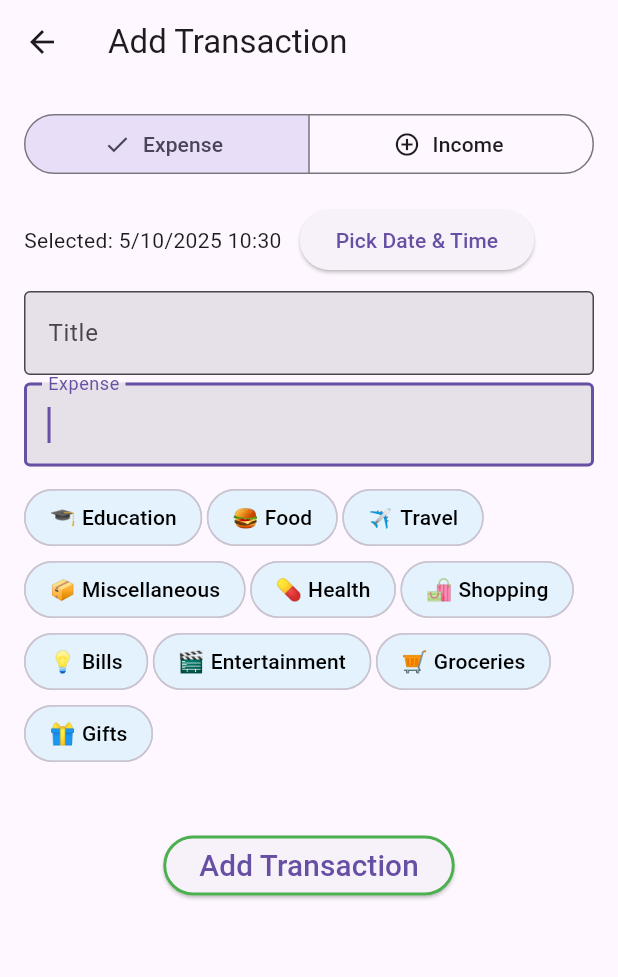
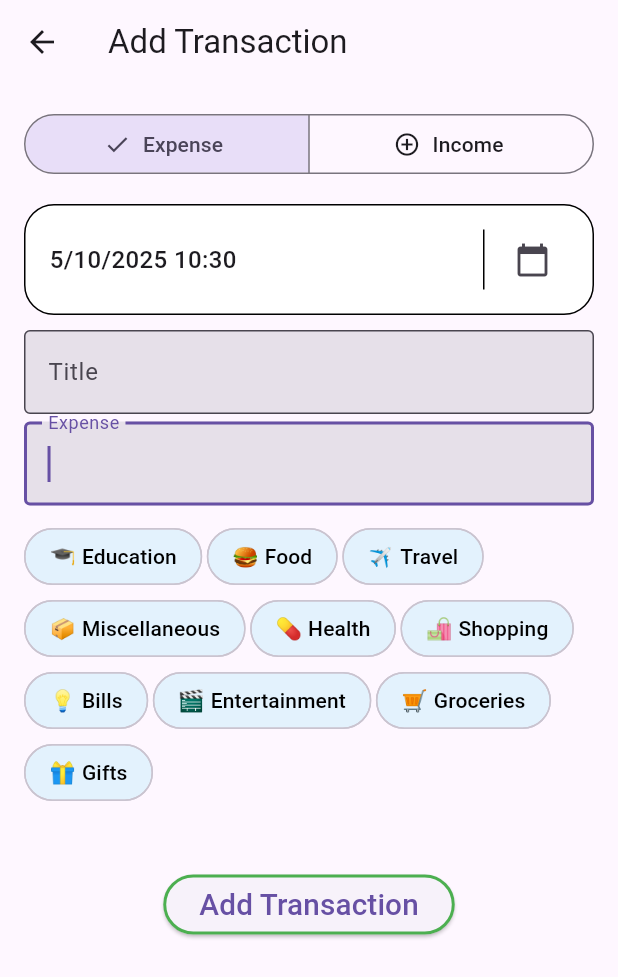
Before and after one commit to Siddiqui-Shahid/SpendingTracker, a Flutter app: the AddTransactionPage screen opened directly, on a phone screen of 412 x 824 dp. Shown: the top 977 px of the screen. Run offline on Flutter 3.47's test engine with Material 3 defaults, Android fonts, the light colour scheme and no system bars; our stand-ins replace fl_chart, google_fonts, hive_flutter, local_auth, simple_icons; accounts and stored records are empty; Roboto replaces fonts that are missing (Encode Sans SC).

Commit message:
Improve date/time picker UI on add transaction page
Replaced the basic row layout for date/time selection with a styled container featuring rounded borders and a calendar icon button. This enhances the visual appearance and usability of the date/time picker in the add transaction form.

```diff
--- a/spending_tracker/lib/Screens/addTransactionPage.dart
+++ b/spending_tracker/lib/Screens/addTransactionPage.dart
@@ -262,21 +262,42 @@ class _AddTransactionPageState extends State<AddTransactionPage> {
                 },
               ),
               const SizedBox(height: 16),
-              Row(
+              Container(
+                padding: const EdgeInsets.symmetric(
+                  horizontal: 16,
+                  vertical: 12,
+                ),
+                decoration: BoxDecoration(
+                  color: Colors.white,
+                  borderRadius: BorderRadius.circular(20),
+                  border: Border.all(color: Colors.black, width: 1),
+                ),
+                child: Row(
                   children: [
-                  Text(
+                    Expanded(
+                      child: Text(
                         dateTime == null
-                        ? 'No date/time selected'
-                        : 'Selected: '
-                              '${dateTime!.day}/${dateTime!.month}/${dateTime!.year} '
+                            ? 'Select date and time'
+                            : '${dateTime!.day}/${dateTime!.month}/${dateTime!.year} '
                                   '${dateTime!.hour.toString().padLeft(2, '0')}:${dateTime!.minute.toString().padLeft(2, '0')}',
+                        style: const TextStyle(
+                          fontSize: 16,
+                          fontWeight: FontWeight.w500,
                         ),
-                  const SizedBox(width: 12),
-                  ElevatedButton(
+                      ),
+                    ),
+                    Container(
+                      height: 40,
+                      width: 1,
+                      color: Colors.black,
+                      margin: const EdgeInsets.symmetric(horizontal: 8),
+                    ),
+                    IconButton(
+                      icon: const Icon(Icons.calendar_today),
                       onPressed: () => _pickDateTime(context),
-                    child: const Text('Pick Date & Time'),
                     ),
                   ],
+                ),
               ),
               const SizedBox(height: 10),
               TextFormField(
```
Lines whose indentation alone changed are shown as unchanged.
